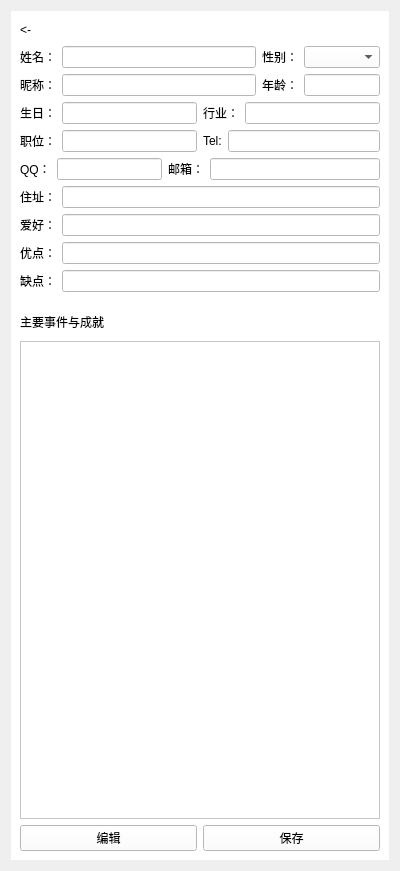
Above: Kit/persondetailinfosubpage.ui from MichaelFeng823/SharkBookProject before the change. Below: the same form after it.
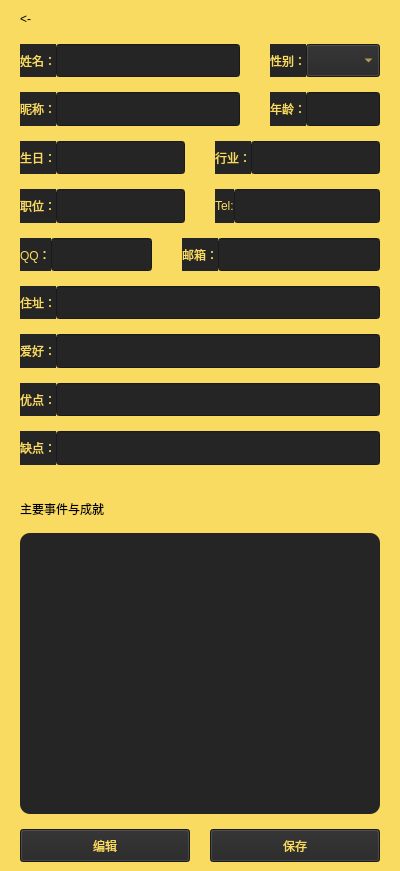
That is the form after the change.

```diff
--- a/Kit/persondetailinfosubpage.ui
+++ b/Kit/persondetailinfosubpage.ui
@@ -14,13 +14,40 @@
    <string>Form</string>
   </property>
   <layout class="QGridLayout" name="gridLayout_2">
+   <property name="leftMargin">
+    <number>0</number>
+   </property>
+   <property name="topMargin">
+    <number>0</number>
+   </property>
+   <property name="rightMargin">
+    <number>0</number>
+   </property>
+   <property name="bottomMargin">
+    <number>0</number>
+   </property>
+   <property name="spacing">
+    <number>0</number>
+   </property>
    <item row="0" column="0">
     <widget class="QWidget" name="backgroundwidget" native="true">
      <property name="styleSheet">
-      <string notr="true">background-color: rgb(255, 255, 255);
+      <string notr="true">background-color: rgb(249, 219, 97);
 color: rgb(0, 0, 0);</string>
      </property>
-     <layout class="QGridLayout" name="gridLayout">
+     <layout class="QGridLayout" name="gridLayout" rowstretch="1,1,1,1,1,1,1,1,1,1,10,1">
+      <property name="leftMargin">
+       <number>20</number>
+      </property>
+      <property name="rightMargin">
+       <number>20</number>
+      </property>
+      <property name="horizontalSpacing">
+       <number>6</number>
+      </property>
+      <property name="verticalSpacing">
+       <number>15</number>
+      </property>
       <item row="0" column="0">
        <layout class="QHBoxLayout" name="horizontalLayout_7">
         <item>
@@ -51,12 +78,29 @@
       </item>
       <item row="1" column="0">
        <layout class="QHBoxLayout" name="horizontalLayout" stretch="4,2">
+        <property name="spacing">
+         <number>30</number>
+        </property>
         <item>
          <layout class="QFormLayout" name="formLayout">
+          <property name="horizontalSpacing">
+           <number>0</number>
+          </property>
+          <property name="verticalSpacing">
+           <number>0</number>
+          </property>
           <item row="0" column="0">
            <widget class="QLabel" name="label">
+            <property name="sizePolicy">
+             <sizepolicy hsizetype="Expanding" vsizetype="Expanding">
+              <horstretch>0</horstretch>
+              <verstretch>0</verstretch>
+             </sizepolicy>
+            </property>
             <property name="styleSheet">
-             <string notr="true">font: 12pt &quot;微软雅黑&quot;;</string>
+             <string notr="true">font: 18pt &quot;微软雅黑&quot;;
+background-color: rgb(37, 37, 37);
+color: rgb(249, 219, 97);</string>
             </property>
             <property name="text">
              <string>姓名：</string>
@@ -65,8 +109,16 @@
           </item>
           <item row="0" column="1">
            <widget class="QLineEdit" name="lineEdit_PersonName">
+            <property name="sizePolicy">
+             <sizepolicy hsizetype="Expanding" vsizetype="Expanding">
+              <horstretch>0</horstretch>
+              <verstretch>0</verstretch>
+             </sizepolicy>
+            </property>
             <property name="styleSheet">
-             <string notr="true">font: 12pt &quot;微软雅黑&quot;;</string>
+             <string notr="true">font: 18pt &quot;微软雅黑&quot;;
+background-color: rgb(37, 37, 37);
+color: rgb(249, 219, 97);</string>
             </property>
            </widget>
           </item>
@@ -74,10 +126,24 @@
         </item>
         <item>
          <layout class="QFormLayout" name="formLayout_2">
+          <property name="horizontalSpacing">
+           <number>0</number>
+          </property>
+          <property name="verticalSpacing">
+           <number>0</number>
+          </property>
           <item row="0" column="0">
            <widget class="QLabel" name="label_2">
+            <property name="sizePolicy">
+             <sizepolicy hsizetype="Expanding" vsizetype="Expanding">
+              <horstretch>0</horstretch>
+              <verstretch>0</verstretch>
+             </sizepolicy>
+            </property>
             <property name="styleSheet">
-             <string notr="true">font: 12pt &quot;微软雅黑&quot;;</string>
+             <string notr="true">font: 18pt &quot;微软雅黑&quot;;
+background-color: rgb(37, 37, 37);
+color: rgb(249, 219, 97);</string>
             </property>
             <property name="text">
              <string>性别：</string>
@@ -86,8 +152,16 @@
           </item>
           <item row="0" column="1">
            <widget class="QComboBox" name="comboBox_Sex">
+            <property name="sizePolicy">
+             <sizepolicy hsizetype="Preferred" vsizetype="Expanding">
+              <horstretch>0</horstretch>
+              <verstretch>0</verstretch>
+             </sizepolicy>
+            </property>
             <property name="styleSheet">
-             <string notr="true">font: 12pt &quot;微软雅黑&quot;;</string>
+             <string notr="true">font: 18pt &quot;微软雅黑&quot;;
+background-color: rgb(37, 37, 37);
+color: rgb(249, 219, 97);</string>
             </property>
            </widget>
           </item>
@@ -97,12 +171,29 @@
       </item>
       <item row="2" column="0">
        <layout class="QHBoxLayout" name="horizontalLayout_2" stretch="4,2">
+        <property name="spacing">
+         <number>30</number>
+        </property>
         <item>
          <layout class="QFormLayout" name="formLayout_11">
+          <property name="horizontalSpacing">
+           <number>0</number>
+          </property>
+          <property name="verticalSpacing">
+           <number>0</number>
+          </property>
           <item row="0" column="0">
            <widget class="QLabel" name="label_11">
+            <property name="sizePolicy">
+             <sizepolicy hsizetype="Expanding" vsizetype="Expanding">
+              <horstretch>0</horstretch>
+              <verstretch>0</verstretch>
+             </sizepolicy>
+            </property>
             <property name="styleSheet">
-             <string notr="true">font: 12pt &quot;微软雅黑&quot;;</string>
+             <string notr="true">font: 18pt &quot;微软雅黑&quot;;
+background-color: rgb(37, 37, 37);
+color: rgb(249, 219, 97);</string>
             </property>
             <property name="text">
              <string>昵称：</string>
@@ -111,8 +202,16 @@
           </item>
           <item row="0" column="1">
            <widget class="QLineEdit" name="lineEdit_NickName">
+            <property name="sizePolicy">
+             <sizepolicy hsizetype="Expanding" vsizetype="Expanding">
+              <horstretch>0</horstretch>
+              <verstretch>0</verstretch>
+             </sizepolicy>
+            </property>
             <property name="styleSheet">
-             <string notr="true">font: 12pt &quot;微软雅黑&quot;;</string>
+             <string notr="true">font: 18pt &quot;微软雅黑&quot;;
+background-color: rgb(37, 37, 37);
+color: rgb(249, 219, 97);</string>
             </property>
            </widget>
           </item>
@@ -120,10 +219,24 @@
         </item>
         <item>
          <layout class="QFormLayout" name="formLayout_3">
+          <property name="horizontalSpacing">
+           <number>0</number>
+          </property>
+          <property name="verticalSpacing">
+           <number>0</number>
+          </property>
           <item row="0" column="0">
            <widget class="QLabel" name="label_3">
+            <property name="sizePolicy">
+             <sizepolicy hsizetype="Expanding" vsizetype="Expanding">
+              <horstretch>0</horstretch>
+              <verstretch>0</verstretch>
+             </sizepolicy>
+            </property>
             <property name="styleSheet">
-             <string notr="true">font: 12pt &quot;微软雅黑&quot;;</string>
+             <string notr="true">font: 18pt &quot;微软雅黑&quot;;
+background-color: rgb(37, 37, 37);
+color: rgb(249, 219, 97);</string>
             </property>
             <property name="text">
              <string>年龄：</string>
@@ -132,8 +245,16 @@
           </item>
           <item row="0" column="1">
            <widget class="QLineEdit" name="lineEdit_Age">
+            <property name="sizePolicy">
+             <sizepolicy hsizetype="Expanding" vsizetype="Expanding">
+              <horstretch>0</horstretch>
+              <verstretch>0</verstretch>
+             </sizepolicy>
+            </property>
             <property name="styleSheet">
-             <string notr="true">font: 12pt &quot;微软雅黑&quot;;</string>
+             <string notr="true">font: 18pt &quot;微软雅黑&quot;;
+background-color: rgb(37, 37, 37);
+color: rgb(249, 219, 97);</string>
             </property>
            </widget>
           </item>
@@ -143,12 +264,29 @@
       </item>
       <item row="3" column="0">
        <layout class="QHBoxLayout" name="horizontalLayout_4" stretch="1,1">
+        <property name="spacing">
+         <number>30</number>
+        </property>
         <item>
          <layout class="QFormLayout" name="formLayout_4">
+          <property name="horizontalSpacing">
+           <number>0</number>
+          </property>
+          <property name="verticalSpacing">
+           <number>0</number>
+          </property>
           <item row="0" column="0">
            <widget class="QLabel" name="label_4">
+            <property name="sizePolicy">
+             <sizepolicy hsizetype="Expanding" vsizetype="Expanding">
+              <horstretch>0</horstretch>
+              <verstretch>0</verstretch>
+             </sizepolicy>
+            </property>
             <property name="styleSheet">
-             <string notr="true">font: 12pt &quot;微软雅黑&quot;;</string>
+             <string notr="true">font: 18pt &quot;微软雅黑&quot;;
+background-color: rgb(37, 37, 37);
+color: rgb(249, 219, 97);</string>
             </property>
             <property name="text">
              <string>生日：</string>
@@ -157,8 +295,16 @@
           </item>
           <item row="0" column="1">
            <widget class="QLineEdit" name="lineEdit_Birthday">
+            <property name="sizePolicy">
+             <sizepolicy hsizetype="Expanding" vsizetype="Expanding">
+              <horstretch>0</horstretch>
+              <verstretch>0</verstretch>
+             </sizepolicy>
+            </property>
             <property name="styleSheet">
-             <string notr="true">font: 12pt &quot;微软雅黑&quot;;</string>
+             <string notr="true">font: 18pt &quot;微软雅黑&quot;;
+background-color: rgb(37, 37, 37);
+color: rgb(249, 219, 97);</string>
             </property>
            </widget>
           </item>
@@ -166,10 +312,24 @@
         </item>
         <item>
          <layout class="QFormLayout" name="formLayout_5">
+          <property name="horizontalSpacing">
+           <number>0</number>
+          </property>
+          <property name="verticalSpacing">
+           <number>0</number>
+          </property>
           <item row="0" column="0">
            <widget class="QLabel" name="label_5">
+            <property name="sizePolicy">
+             <sizepolicy hsizetype="Expanding" vsizetype="Expanding">
+              <horstretch>0</horstretch>
+              <verstretch>0</verstretch>
+             </sizepolicy>
+            </property>
             <property name="styleSheet">
-             <string notr="true">font: 12pt &quot;微软雅黑&quot;;</string>
+             <string notr="true">font: 18pt &quot;微软雅黑&quot;;
+background-color: rgb(37, 37, 37);
+color: rgb(249, 219, 97);</string>
             </property>
             <property name="text">
              <string>行业：</string>
@@ -178,8 +338,16 @@
           </item>
           <item row="0" column="1">
            <widget class="QLineEdit" name="lineEdit_Industry">
+            <property name="sizePolicy">
+             <sizepolicy hsizetype="Expanding" vsizetype="Expanding">
+              <horstretch>0</horstretch>
+              <verstretch>0</verstretch>
+             </sizepolicy>
+            </property>
             <property name="styleSheet">
-             <string notr="true">font: 12pt &quot;微软雅黑&quot;;</string>
+             <string notr="true">font: 18pt &quot;微软雅黑&quot;;
+background-color: rgb(37, 37, 37);
+color: rgb(249, 219, 97);</string>
             </property>
            </widget>
           </item>
@@ -189,12 +357,29 @@
       </item>
       <item row="4" column="0">
        <layout class="QHBoxLayout" name="horizontalLayout_3" stretch="1,1">
+        <property name="spacing">
+         <number>30</number>
+        </property>
         <item>
          <layout class="QFormLayout" name="formLayout_6">
+          <property name="horizontalSpacing">
+           <number>0</number>
+          </property>
+          <property name="verticalSpacing">
+           <number>0</number>
+          </property>
           <item row="0" column="0">
            <widget class="QLabel" name="label_6">
+            <property name="sizePolicy">
+             <sizepolicy hsizetype="Expanding" vsizetype="Expanding">
+              <horstretch>0</horstretch>
+              <verstretch>0</verstretch>
+             </sizepolicy>
+            </property>
             <property name="styleSheet">
-             <string notr="true">font: 12pt &quot;微软雅黑&quot;;</string>
+             <string notr="true">font: 18pt &quot;微软雅黑&quot;;
+background-color: rgb(37, 37, 37);
+color: rgb(249, 219, 97);</string>
             </property>
             <property name="text">
              <string>职位：</string>
@@ -203,8 +388,16 @@
           </item>
           <item row="0" column="1">
            <widget class="QLineEdit" name="lineEdit_Occupation">
+            <property name="sizePolicy">
+             <sizepolicy hsizetype="Expanding" vsizetype="Expanding">
+              <horstretch>0</horstretch>
+              <verstretch>0</verstretch>
+             </sizepolicy>
+            </property>
             <property name="styleSheet">
-             <string notr="true">font: 12pt &quot;微软雅黑&quot;;</string>
+             <string notr="true">font: 18pt &quot;微软雅黑&quot;;
+background-color: rgb(37, 37, 37);
+color: rgb(249, 219, 97);</string>
             </property>
            </widget>
           </item>
@@ -212,10 +405,24 @@
         </item>
         <item>
          <layout class="QFormLayout" name="formLayout_7">
+          <property name="horizontalSpacing">
+           <number>0</number>
+          </property>
+          <property name="verticalSpacing">
+           <number>0</number>
+          </property>
           <item row="0" column="0">
            <widget class="QLabel" name="label_7">
+            <property name="sizePolicy">
+             <sizepolicy hsizetype="Expanding" vsizetype="Expanding">
+              <horstretch>0</horstretch>
+              <verstretch>0</verstretch>
+             </sizepolicy>
+            </property>
             <property name="styleSheet">
-             <string notr="true">font: 12pt &quot;微软雅黑&quot;;</string>
+             <string notr="true">font: 18pt &quot;微软雅黑&quot;;
+background-color: rgb(37, 37, 37);
+color: rgb(249, 219, 97);</string>
             </property>
             <property name="text">
              <string>Tel:</string>
@@ -224,8 +431,16 @@
           </item>
           <item row="0" column="1">
            <widget class="QLineEdit" name="lineEdit_Tel">
+            <property name="sizePolicy">
+             <sizepolicy hsizetype="Expanding" vsizetype="Expanding">
+              <horstretch>0</horstretch>
+              <verstretch>0</verstretch>
+             </sizepolicy>
+            </property>
             <property name="styleSheet">
-             <string notr="true">font: 12pt &quot;微软雅黑&quot;;</string>
+             <string notr="true">font: 18pt &quot;微软雅黑&quot;;
+background-color: rgb(37, 37, 37);
+color: rgb(249, 219, 97);</string>
             </property>
            </widget>
           </item>
@@ -235,12 +450,26 @@
       </item>
       <item row="5" column="0">
        <layout class="QHBoxLayout" name="horizontalLayout_5" stretch="2,3">
+        <property name="spacing">
+         <number>30</number>
+        </property>
         <item>
          <layout class="QFormLayout" name="formLayout_8">
+          <property name="horizontalSpacing">
+           <number>0</number>
+          </property>
           <item row="0" column="0">
            <widget class="QLabel" name="label_8">
+            <property name="sizePolicy">
+             <sizepolicy hsizetype="Expanding" vsizetype="Expanding">
+              <horstretch>0</horstretch>
+              <verstretch>0</verstretch>
+             </sizepolicy>
+            </property>
             <property name="styleSheet">
-             <string notr="true">font: 12pt &quot;微软雅黑&quot;;</string>
+             <string notr="true">font: 18pt &quot;微软雅黑&quot;;
+background-color: rgb(37, 37, 37);
+color: rgb(249, 219, 97);</string>
             </property>
             <property name="text">
              <string>QQ：</string>
@@ -249,8 +478,16 @@
           </item>
           <item row="0" column="1">
            <widget class="QLineEdit" name="lineEdit_QQ">
+            <property name="sizePolicy">
+             <sizepolicy hsizetype="Expanding" vsizetype="Expanding">
+              <horstretch>0</horstretch>
+              <verstretch>0</verstretch>
+             </sizepolicy>
+            </property>
             <property name="styleSheet">
-             <string notr="true">font: 12pt &quot;微软雅黑&quot;;</string>
+             <string notr="true">font: 16pt &quot;微软雅黑&quot;;
+background-color: rgb(37, 37, 37);
+color: rgb(249, 219, 97);</string>
             </property>
            </widget>
           </item>
@@ -258,10 +495,24 @@
         </item>
         <item>
          <layout class="QFormLayout" name="formLayout_9">
+          <property name="horizontalSpacing">
+           <number>0</number>
+          </property>
+          <property name="verticalSpacing">
+           <number>0</number>
+          </property>
           <item row="0" column="0">
            <widget class="QLabel" name="label_9">
+            <property name="sizePolicy">
+             <sizepolicy hsizetype="Expanding" vsizetype="Expanding">
+              <horstretch>0</horstretch>
+              <verstretch>0</verstretch>
+             </sizepolicy>
+            </property>
             <property name="styleSheet">
-             <string notr="true">font: 12pt &quot;微软雅黑&quot;;</string>
+             <string notr="true">font: 18pt &quot;微软雅黑&quot;;
+background-color: rgb(37, 37, 37);
+color: rgb(249, 219, 97);</string>
             </property>
             <property name="text">
              <string>邮箱：</string>
@@ -270,8 +521,16 @@
           </item>
           <item row="0" column="1">
            <widget class="QLineEdit" name="lineEdit_Email">
+            <property name="sizePolicy">
+             <sizepolicy hsizetype="Expanding" vsizetype="Expanding">
+              <horstretch>0</horstretch>
+              <verstretch>0</verstretch>
+             </sizepolicy>
+            </property>
             <property name="styleSheet">
-             <string notr="true">font: 12pt &quot;微软雅黑&quot;;</string>
+             <string notr="true">font: 16pt &quot;微软雅黑&quot;;
+background-color: rgb(37, 37, 37);
+color: rgb(249, 219, 97);</string>
             </property>
            </widget>
           </item>
@@ -281,20 +540,45 @@
       </item>
       <item row="6" column="0">
        <layout class="QFormLayout" name="formLayout_10">
+        <property name="horizontalSpacing">
+         <number>0</number>
+        </property>
+        <property name="verticalSpacing">
+         <number>0</number>
+        </property>
         <item row="0" column="0">
          <widget class="QLabel" name="label_10">
+          <property name="sizePolicy">
+           <sizepolicy hsizetype="Expanding" vsizetype="Expanding">
+            <horstretch>0</horstretch>
+            <verstretch>0</verstretch>
+           </sizepolicy>
+          </property>
           <property name="styleSheet">
-           <string notr="true">font: 12pt &quot;微软雅黑&quot;;</string>
+           <string notr="true">font: 18pt &quot;微软雅黑&quot;;
+background-color: rgb(37, 37, 37);
+color: rgb(249, 219, 97);</string>
           </property>
           <property name="text">
            <string>住址：</string>
           </property>
+          <property name="alignment">
+           <set>Qt::AlignCenter</set>
+          </property>
          </widget>
         </item>
         <item row="0" column="1">
          <widget class="QLineEdit" name="lineEdit_Address">
+          <property name="sizePolicy">
+           <sizepolicy hsizetype="Expanding" vsizetype="Expanding">
+            <horstretch>0</horstretch>
+            <verstretch>0</verstretch>
+           </sizepolicy>
+          </property>
           <property name="styleSheet">
-           <string notr="true">font: 12pt &quot;微软雅黑&quot;;</string>
+           <string notr="true">font: 18pt &quot;微软雅黑&quot;;
+background-color: rgb(37, 37, 37);
+color: rgb(249, 219, 97);</string>
           </property>
          </widget>
         </item>
@@ -302,20 +586,45 @@
       </item>
       <item row="7" column="0">
        <layout class="QFormLayout" name="formLayout_12">
+        <property name="horizontalSpacing">
+         <number>0</number>
+        </property>
+        <property name="verticalSpacing">
+         <number>0</number>
+        </property>
         <item row="0" column="0">
          <widget class="QLabel" name="label_12">
+          <property name="sizePolicy">
+           <sizepolicy hsizetype="Expanding" vsizetype="Expanding">
+            <horstretch>0</horstretch>
+            <verstretch>0</verstretch>
+           </sizepolicy>
+          </property>
           <property name="styleSheet">
-           <string notr="true">font: 12pt &quot;微软雅黑&quot;;</string>
+           <string notr="true">font: 18pt &quot;微软雅黑&quot;;
+background-color: rgb(37, 37, 37);
+color: rgb(249, 219, 97);</string>
           </property>
           <property name="text">
            <string>爱好：</string>
           </property>
+          <property name="alignment">
+           <set>Qt::AlignCenter</set>
+          </property>
          </widget>
         </item>
         <item row="0" column="1">
          <widget class="QLineEdit" name="lineEdit_Hobby">
+          <property name="sizePolicy">
+           <sizepolicy hsizetype="Expanding" vsizetype="Expanding">
+            <horstretch>0</horstretch>
+            <verstretch>0</verstretch>
+           </sizepolicy>
+          </property>
           <property name="styleSheet">
-           <string notr="true">font: 12pt &quot;微软雅黑&quot;;</string>
+           <string notr="true">font: 18pt &quot;微软雅黑&quot;;
+background-color: rgb(37, 37, 37);
+color: rgb(249, 219, 97);</string>
           </property>
          </widget>
         </item>
@@ -323,20 +632,45 @@
       </item>
       <item row="8" column="0">
        <layout class="QFormLayout" name="formLayout_13">
+        <property name="horizontalSpacing">
+         <number>0</number>
+        </property>
+        <property name="verticalSpacing">
+         <number>0</number>
+        </property>
         <item row="0" column="0">
          <widget class="QLabel" name="label_13">
+          <property name="sizePolicy">
+           <sizepolicy hsizetype="Expanding" vsizetype="Expanding">
+            <horstretch>0</horstretch>
+            <verstretch>0</verstretch>
+           </sizepolicy>
+          </property>
           <property name="styleSheet">
-           <string notr="true">font: 12pt &quot;微软雅黑&quot;;</string>
+           <string notr="true">font: 18pt &quot;微软雅黑&quot;;
+background-color: rgb(37, 37, 37);
+color: rgb(249, 219, 97);</string>
           </property>
           <property name="text">
            <string>优点：</string>
           </property>
+          <property name="alignment">
+           <set>Qt::AlignCenter</set>
+          </property>
          </widget>
         </item>
         <item row="0" column="1">
          <widget class="QLineEdit" name="lineEdit_Advantage">
+          <property name="sizePolicy">
+           <sizepolicy hsizetype="Expanding" vsizetype="Expanding">
+            <horstretch>0</horstretch>
+            <verstretch>0</verstretch>
+           </sizepolicy>
+          </property>
           <property name="styleSheet">
-           <string notr="true">font: 12pt &quot;微软雅黑&quot;;</string>
+           <string notr="true">font: 18pt &quot;微软雅黑&quot;;
+background-color: rgb(37, 37, 37);
+color: rgb(249, 219, 97);</string>
           </property>
          </widget>
         </item>
@@ -344,27 +678,52 @@
       </item>
       <item row="9" column="0">
        <layout class="QFormLayout" name="formLayout_14">
+        <property name="horizontalSpacing">
+         <number>0</number>
+        </property>
+        <property name="verticalSpacing">
+         <number>0</number>
+        </property>
         <item row="0" column="0">
          <widget class="QLabel" name="label_14">
+          <property name="sizePolicy">
+           <sizepolicy hsizetype="Expanding" vsizetype="Expanding">
+            <horstretch>0</horstretch>
+            <verstretch>0</verstretch>
+           </sizepolicy>
+          </property>
           <property name="styleSheet">
-           <string notr="true">font: 12pt &quot;微软雅黑&quot;;</string>
+           <string notr="true">font: 18pt &quot;微软雅黑&quot;;
+background-color: rgb(37, 37, 37);
+color: rgb(249, 219, 97);</string>
           </property>
           <property name="text">
            <string>缺点：</string>
           </property>
+          <property name="alignment">
+           <set>Qt::AlignCenter</set>
+          </property>
          </widget>
         </item>
         <item row="0" column="1">
          <widget class="QLineEdit" name="lineEdit_ShortComming">
+          <property name="sizePolicy">
+           <sizepolicy hsizetype="Expanding" vsizetype="Expanding">
+            <horstretch>0</horstretch>
+            <verstretch>0</verstretch>
+           </sizepolicy>
+          </property>
           <property name="styleSheet">
-           <string notr="true">font: 12pt &quot;微软雅黑&quot;;</string>
+           <string notr="true">font: 18pt &quot;微软雅黑&quot;;
+background-color: rgb(37, 37, 37);
+color: rgb(249, 219, 97);</string>
           </property>
          </widget>
         </item>
        </layout>
       </item>
       <item row="10" column="0">
-       <layout class="QVBoxLayout" name="verticalLayout">
+       <layout class="QVBoxLayout" name="verticalLayout" stretch="1,10">
         <property name="spacing">
          <number>10</number>
         </property>
@@ -373,6 +732,12 @@
         </property>
         <item>
          <widget class="QLabel" name="label_15">
+          <property name="sizePolicy">
+           <sizepolicy hsizetype="Expanding" vsizetype="Expanding">
+            <horstretch>0</horstretch>
+            <verstretch>0</verstretch>
+           </sizepolicy>
+          </property>
           <property name="styleSheet">
            <string notr="true">font: 10pt &quot;微软雅黑&quot;;</string>
           </property>
@@ -384,7 +749,10 @@
         <item>
          <widget class="QTextEdit" name="textEdit_MajorEvent">
           <property name="styleSheet">
-           <string notr="true">font: 12pt &quot;微软雅黑&quot;;</string>
+           <string notr="true">font: 18pt &quot;微软雅黑&quot;;
+background-color: rgb(37, 37, 37);
+color: rgb(249, 219, 97);
+border-radius:10px;</string>
           </property>
          </widget>
         </item>
@@ -392,8 +760,21 @@
       </item>
       <item row="11" column="0">
        <layout class="QHBoxLayout" name="horizontalLayout_6">
+        <property name="spacing">
+         <number>20</number>
+        </property>
         <item>
          <widget class="QPushButton" name="Button_Edit">
+          <property name="sizePolicy">
+           <sizepolicy hsizetype="Minimum" vsizetype="Expanding">
+            <horstretch>0</horstretch>
+            <verstretch>0</verstretch>
+           </sizepolicy>
+          </property>
+          <property name="styleSheet">
+           <string notr="true">background-color: rgb(37, 37, 37);
+color: rgb(249, 219, 97);</string>
+          </property>
           <property name="text">
            <string>编辑</string>
           </property>
@@ -401,6 +782,16 @@
         </item>
         <item>
          <widget class="QPushButton" name="Button_Save">
+          <property name="sizePolicy">
+           <sizepolicy hsizetype="Minimum" vsizetype="Expanding">
+            <horstretch>0</horstretch>
+            <verstretch>0</verstretch>
+           </sizepolicy>
+          </property>
+          <property name="styleSheet">
+           <string notr="true">background-color: rgb(37, 37, 37);
+color: rgb(249, 219, 97);</string>
+          </property>
           <property name="text">
            <string>保存</string>
           </property>
```
Left out of the diff: 5 changed lines with no effect on the pictures.
